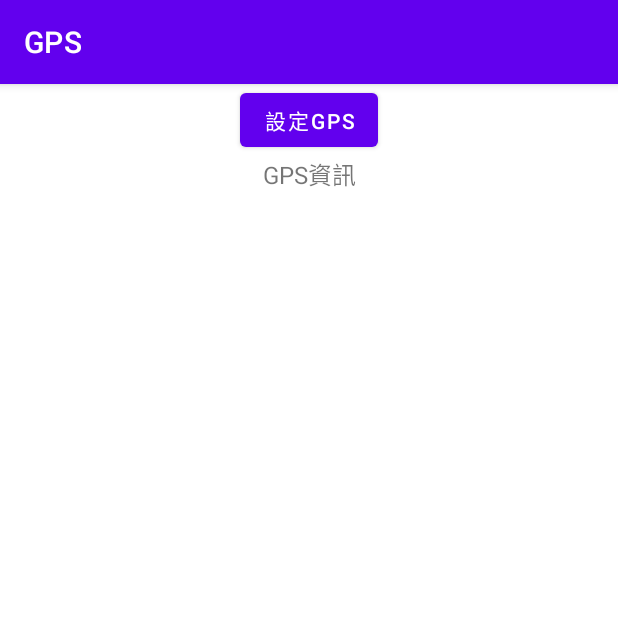
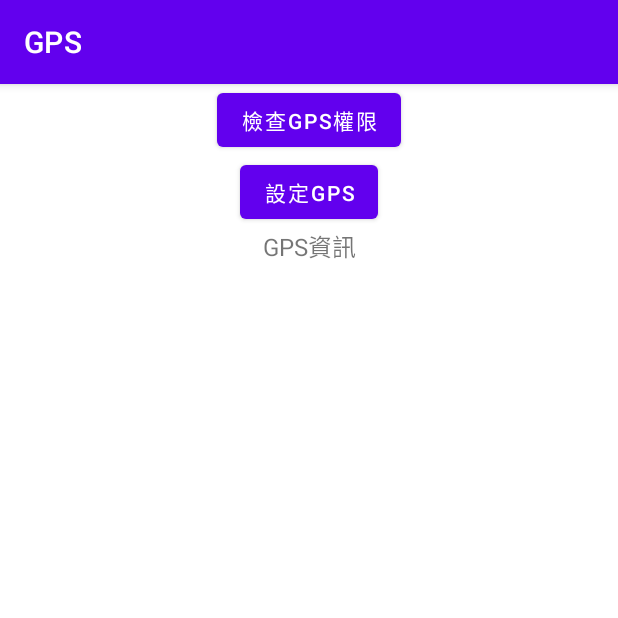
Before and after one commit to Syooian/IMCSD_AppDesign, an Android app: the screen it shows after launch (MainActivity), after a tap on "設定GPS", on a phone screen of 412 x 824 dp, the top half of it. Run offline under Robolectric (Android 15) with nearby library versions, the phone set to English and light mode, and no system bars.

Commit message:
拆分檢查GPS權限和設定GPS的功能

```diff
--- a/My/GPS/app/src/main/java/com/example/gps/MainActivity.java
+++ b/My/GPS/app/src/main/java/com/example/gps/MainActivity.java
@@ -81,7 +81,7 @@ public class MainActivity extends AppCompatActivity implements LocationListener
         return Result;
     }
 
-    void CheckPermission() {
+    public void CheckGPSPermission(View View) {
         ArrayList<String> Permissions = new ArrayList<>();
 
         if (ActivityCompat.checkSelfPermission(this, Manifest.permission.ACCESS_FINE_LOCATION) != PackageManager.PERMISSION_GRANTED) {
@@ -181,20 +181,7 @@ public class MainActivity extends AppCompatActivity implements LocationListener
     }
 
     public void SetGPS(View view) {
-        //if (CheckGPSProviderStatus()) {
-            /*Location Location = LM.getLastKnownLocation(LocationManager.GPS_PROVIDER);
 
-            String Info;
-            if (Location != null) {
-                Info = "緯度: " + Location.getLatitude() + "\n經度: " + Location.getLongitude();
-            } else {
-                Info = "無法獲取GPS資訊";
-            }
-
-            SetGPSInfo(Info);*/
-        //} else {
-
-        CheckPermission();
     }
 
     @Override
@@ -202,7 +189,7 @@ public class MainActivity extends AppCompatActivity implements LocationListener
         super.onRequestPermissionsResult(requestCode, permissions, grantResults);
         if (requestCode == 1) {
             for (int a = 0; a < permissions.length; a++) {
-                switch (grantResults[a]){
+                switch (grantResults[a]) {
                     case PackageManager.PERMISSION_GRANTED:
                         Log.v(TAG, "權限 " + permissions[a] + " 已授予");
                         //Toast.makeText(this, "權限已授予: " + permissions[a], Toast.LENGTH_SHORT).show();
@@ -252,7 +239,7 @@ public class MainActivity extends AppCompatActivity implements LocationListener
 
         try {
             //抓取GPS資訊
-            Log.v(TAG,"抓取GPS");
+            Log.v(TAG, "抓取GPS");
             LM.requestLocationUpdates(LocationManager.GPS_PROVIDER, 1000, 1, this);
         } catch (SecurityException E) {
             Log.e(TAG, "onResume SecurityException : " + E.getMessage());
@@ -270,7 +257,7 @@ public class MainActivity extends AppCompatActivity implements LocationListener
 
         try {
             //停止抓取GPS資訊
-            Log.v(TAG,"暫停GPS");
+            Log.v(TAG, "暫停GPS");
             LM.removeUpdates(this);
         } catch (SecurityException E) {
             Log.e(TAG, "onPause SecurityException : " + E.getMessage());
--- a/My/GPS/app/src/main/res/layout/activity_main.xml
+++ b/My/GPS/app/src/main/res/layout/activity_main.xml
@@ -8,6 +8,16 @@
     tools:context=".MainActivity">
 
     <Button
+        android:id="@+id/Btn_CheckGPSPermission"
+        android:layout_width="wrap_content"
+        android:layout_height="wrap_content"
+        android:onClick="CheckGPSPermission"
+        android:text="檢查GPS權限"
+        app:layout_constraintEnd_toEndOf="parent"
+        app:layout_constraintStart_toStartOf="parent"
+        app:layout_constraintTop_toTopOf="parent" />
+
+    <Button
         android:id="@+id/Btn_SetGPS"
         android:layout_width="wrap_content"
         android:layout_height="wrap_content"
@@ -15,7 +25,7 @@
         android:text="設定GPS"
         app:layout_constraintEnd_toEndOf="parent"
         app:layout_constraintStart_toStartOf="parent"
-        app:layout_constraintTop_toTopOf="parent" />
+        app:layout_constraintTop_toBottomOf="@id/Btn_CheckGPSPermission" />
 
     <TextView
         android:id="@+id/Txt_GPSInfoTitle"
```
